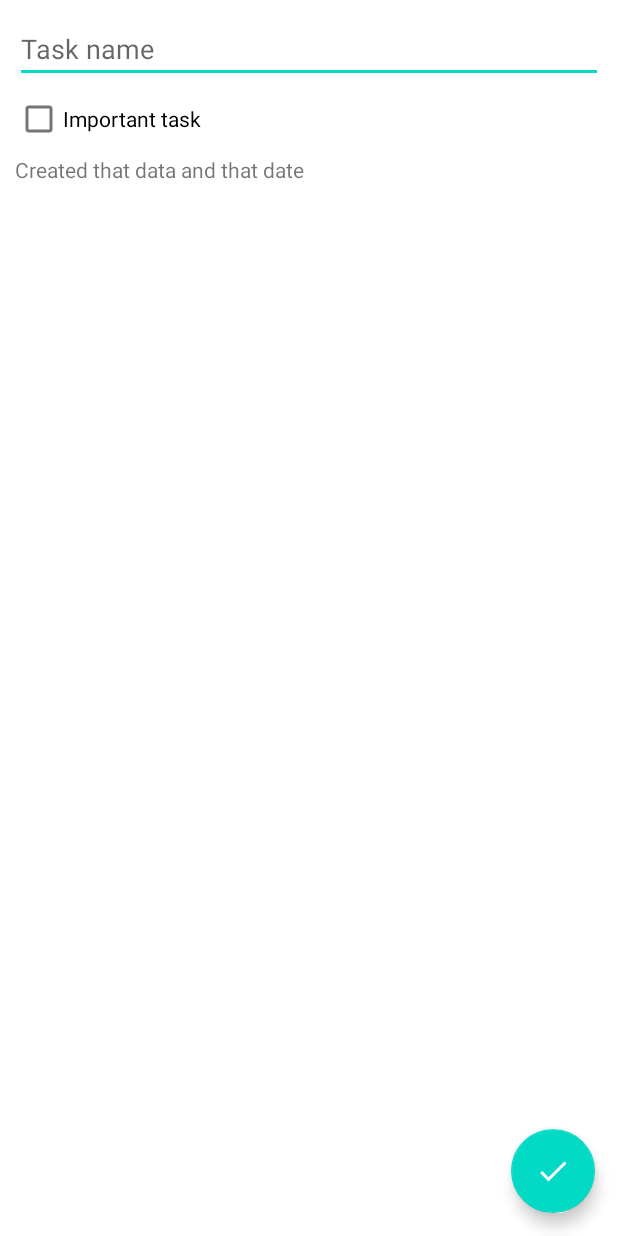
After one commit to ivevasiljevic/ChecklistApp, an Android app: the layout fragment_add_edit_task.xml on its own in the app's theme, with its tools: preview values and no code run, on a phone screen of 412 x 824 dp. The commit adds this screen. Run offline under Robolectric (Android 15) with nearby library versions, the phone set to English and light mode, and no system bars.

Commit message:
add new layouts and new task data class

```diff
--- a/app/build.gradle
+++ b/app/build.gradle
@@ -1,8 +1,8 @@
 plugins {
     id 'com.android.application'
     id 'kotlin-android'
-    id 'kotlin-android-extensions'
     id 'kotlin-kapt'
+    id 'kotlin-parcelize'
     id 'dagger.hilt.android.plugin'
     id 'androidx.navigation.safeargs.kotlin'
 }
--- a/app/src/main/res/drawable/ic_priority.xml
+++ b/app/src/main/res/drawable/ic_priority.xml
@@ -1,4 +1,4 @@
-<vector android:height="24dp" android:tint="#FFFFFF"
+<vector android:height="24dp" android:tint="#8F8F8F"
     android:viewportHeight="24" android:viewportWidth="24"
     android:width="24dp" xmlns:android="http://schemas.android.com/apk/res/android">
     <path android:fillColor="@android:color/white" android:pathData="M12,19m-2,0a2,2 0,1 1,4 0a2,2 0,1 1,-4 0"/>
--- /dev/null
+++ b/app/src/main/res/layout/fragment_add_edit_task.xml
@@ -0,0 +1,46 @@
+<?xml version="1.0" encoding="utf-8"?>
+<androidx.coordinatorlayout.widget.CoordinatorLayout xmlns:android="http://schemas.android.com/apk/res/android"
+    xmlns:app="http://schemas.android.com/apk/res-auto"
+    xmlns:tools="http://schemas.android.com/tools"
+    android:layout_width="match_parent"
+    android:layout_height="match_parent">
+
+    <LinearLayout
+        android:layout_width="match_parent"
+        android:layout_height="wrap_content"
+        android:orientation="vertical"
+        android:padding="@dimen/spacing_normal">
+
+        <EditText
+            android:id="@+id/edit_text_task_name"
+            android:layout_width="match_parent"
+            android:layout_height="wrap_content"
+            android:hint="@string/edit_add_task_edit_text_hint"
+            android:importantForAutofill="no"
+            android:inputType="text" />
+
+        <CheckBox
+            android:id="@+id/checkbox_important"
+            android:layout_width="match_parent"
+            android:layout_height="wrap_content"
+            android:text="@string/edit_add_task_checkbox_text" />
+
+        <TextView
+            android:id="@+id/text_view_date_created"
+            android:layout_width="match_parent"
+            android:layout_height="wrap_content"
+            tools:text="Created that data and that date" />
+
+    </LinearLayout>
+
+    <com.google.android.material.floatingactionbutton.FloatingActionButton
+        android:id="@+id/fab_save_task"
+        android:layout_width="wrap_content"
+        android:layout_height="wrap_content"
+        android:layout_gravity="bottom|end"
+        android:layout_margin="@dimen/spacing_normal_semi"
+        android:src="@drawable/ic_check_mark"
+        app:tint="@color/white"
+        tools:ignore="ContentDescription" />
+
+</androidx.coordinatorlayout.widget.CoordinatorLayout>
--- a/app/src/main/res/values/strings.xml
+++ b/app/src/main/res/values/strings.xml
@@ -1,3 +1,6 @@
 <resources>
     <string name="app_name">ChecklistApp</string>
+
+    <string name="edit_add_task_edit_text_hint">Task name</string>
+    <string name="edit_add_task_checkbox_text">Important task</string>
 </resources>
```
Also changed, not shown: app/src/main/java/personal/ive/checklistapp/data/Task.kt (added, +17 -0 lines), app/src/main/res/layout/fragment_tasks.xml (added, +23 -0 lines), app/src/main/res/layout/item_task.xml (added, +42 -0 lines), app/src/main/res/values/dimens.xml (added, +13 -0 lines).
